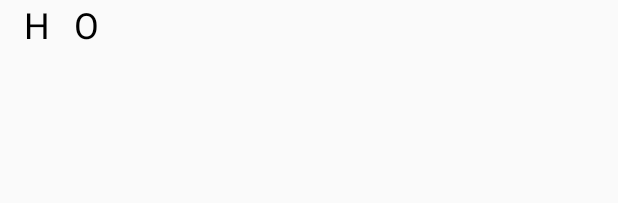
After one commit to EdwinC01/RepoHnahnu10A, an Android app: the layout activity_scrable.xml on its own in the app's theme, with its tools: preview values and no code run, on a phone screen of 412 x 824 dp. The commit adds this screen. Shown: the top 203 px of the screen. Run offline under Robolectric (Android 15) with nearby library versions, the phone set to English and light mode, and no system bars.

Commit message:
Modificacion en el activity colors  se agrego nueva actividad para otro juego Scrabble

```diff
--- a/app/src/main/java/com/example/pdihhu/ColorsActivity.java
+++ b/app/src/main/java/com/example/pdihhu/ColorsActivity.java
@@ -13,6 +13,7 @@ public class ColorsActivity extends AppCompatActivity {
 
     ImageButton imgBtnYellow, imgBtnOrange, imgBtnBlue, imgBtnWhite, imgBtnGray, imgBtnBlack, imgBtnRed, imgBtnGreen;
     private Button Juego1;
+    private Button JuegoScrabble;
 
     @Override
     protected void onCreate(Bundle savedInstanceState) {
@@ -55,5 +56,8 @@ public class ColorsActivity extends AppCompatActivity {
 
         Juego1 = findViewById(R.id.btnJuego1);
         Juego1.setOnClickListener(v -> startActivity(new Intent(getApplicationContext(), RelationWordsActivity.class)));
+
+        JuegoScrabble = findViewById(R.id.btnJuegoScrabble);
+        JuegoScrabble.setOnClickListener(v -> startActivity(new Intent(getApplicationContext(), activityScrable.class)));
     }
 }
--- a/app/src/main/res/layout/activity_relation_words.xml
+++ b/app/src/main/res/layout/activity_relation_words.xml
@@ -4,7 +4,6 @@
     xmlns:tools="http://schemas.android.com/tools"
     android:layout_width="match_parent"
     android:layout_height="match_parent"
-    android:background="@drawable/fondo"
     tools:context=".RelationWordsActivity">
 
     <ScrollView
--- /dev/null
+++ b/app/src/main/res/layout/activity_scrable.xml
@@ -0,0 +1,39 @@
+<?xml version="1.0" encoding="utf-8"?>
+<androidx.constraintlayout.widget.ConstraintLayout xmlns:android="http://schemas.android.com/apk/res/android"
+    xmlns:app="http://schemas.android.com/apk/res-auto"
+    xmlns:tools="http://schemas.android.com/tools"
+    android:layout_width="match_parent"
+    android:layout_height="match_parent"
+    tools:context=".activityScrable">
+
+
+
+
+    <TextView
+        android:id="@+id/textViewH"
+        android:layout_width="wrap_content"
+        android:layout_height="wrap_content"
+        android:text="H"
+        android:textSize="24sp"
+        android:textColor="#000000"
+        app:layout_constraintStart_toStartOf="parent"
+        app:layout_constraintTop_toTopOf="parent"
+        android:layout_marginStart="16dp"/>
+
+    <TextView
+        android:id="@+id/textViewO"
+        android:layout_width="wrap_content"
+        android:layout_height="wrap_content"
+        android:text="O"
+        android:textSize="24sp"
+        android:textColor="#000000"
+        app:layout_constraintStart_toEndOf="@+id/textViewH"
+        app:layout_constraintTop_toTopOf="parent"
+        android:layout_marginStart="16dp"/>
+
+
+
+
+
+
+</androidx.constraintlayout.widget.ConstraintLayout>
```
Also changed, not shown: app/src/main/AndroidManifest.xml (+7 -0 lines), app/src/main/java/com/example/pdihhu/activityScrable.java (added, +93 -0 lines), app/src/main/res/layout/activity_colors.xml (+9 -0 lines).
